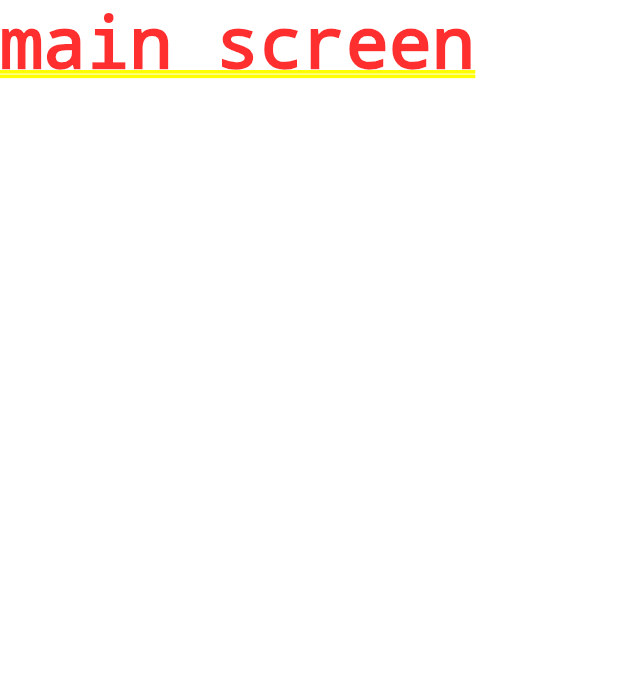
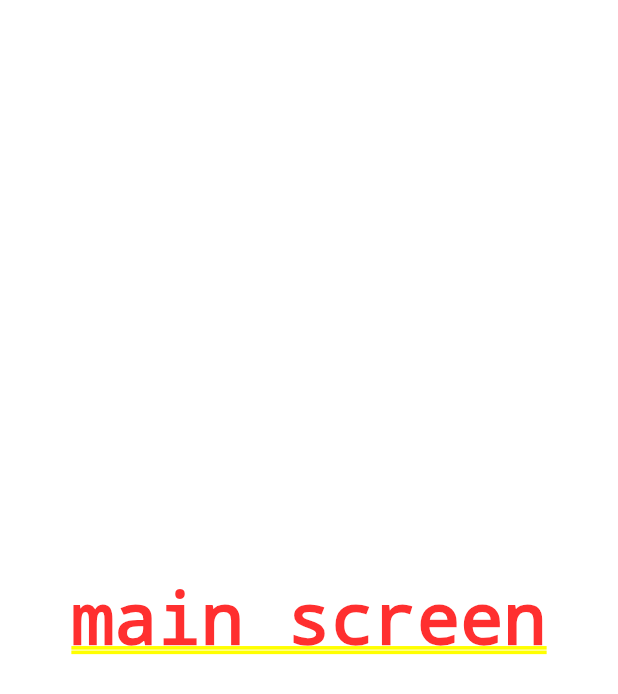
Before and after one commit to zimkjh/BetterThanYesterday, a Flutter app: the screen it shows after launch, on a phone screen of 412 x 824 dp. Shown: the top 694 px of the screen. Run offline on Flutter 3.47's test engine with Material 3 defaults, Android fonts, the phone set to English and light mode, and no system bars; our stand-ins replace get; project files that could hold a hidden picture were left out.

Commit message:
Add font 'suite'
https://sun.fo/suite/

```diff
--- a/lib/theme_controller.dart
+++ b/lib/theme_controller.dart
@@ -12,7 +12,7 @@ class ThemeController extends GetxService {
     textTheme: const TextTheme(
       bodyMedium: TextStyle(color: Colors.black, fontWeight: FontWeight.normal),
     ),
-    fontFamily: 'todo',
+    fontFamily: 'Suite',
   );
 
   ThemeData get currentTheme => _defaultTheme;
--- a/lib/ui/main_screen.dart
+++ b/lib/ui/main_screen.dart
@@ -5,6 +5,6 @@ class MainScreen extends StatelessWidget {
 
   @override
   Widget build(BuildContext context) {
-    return Text('main screen');
+    return Center(child: Text('main screen'));
   }
 }
```
Also changed, not shown: pubspec.yaml (+19 -21 lines), fonts/SUITE-Bold.otf (added), fonts/SUITE-ExtraBold.otf (added), fonts/SUITE-Heavy.otf (added), fonts/SUITE-Light.otf (added), fonts/SUITE-Medium.otf (added), fonts/SUITE-Regular.otf (added), fonts/SUITE-SemiBold.otf (added).
